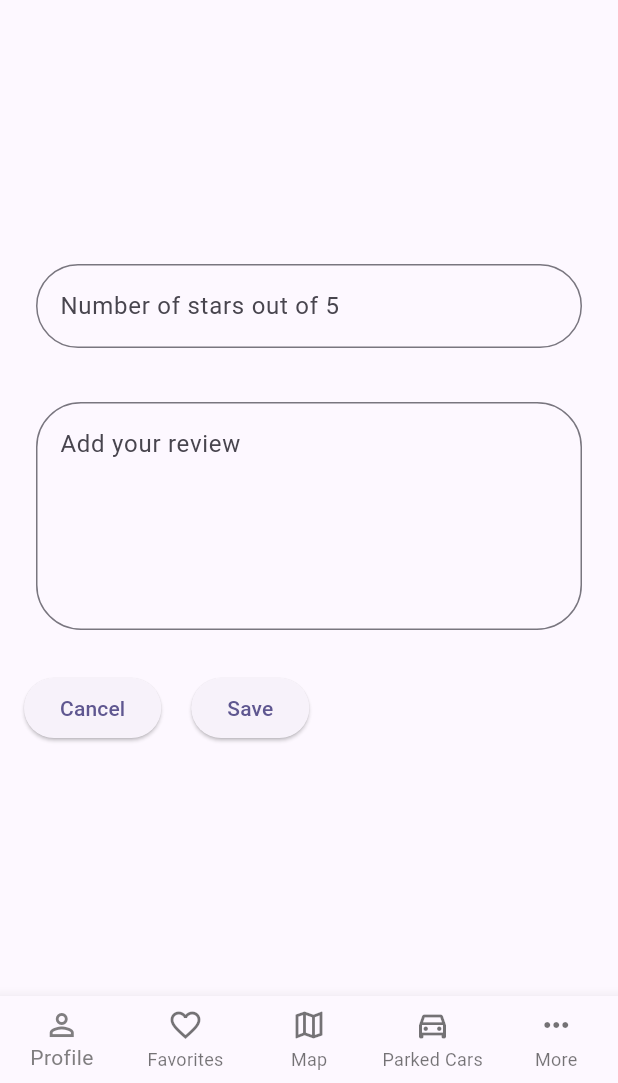
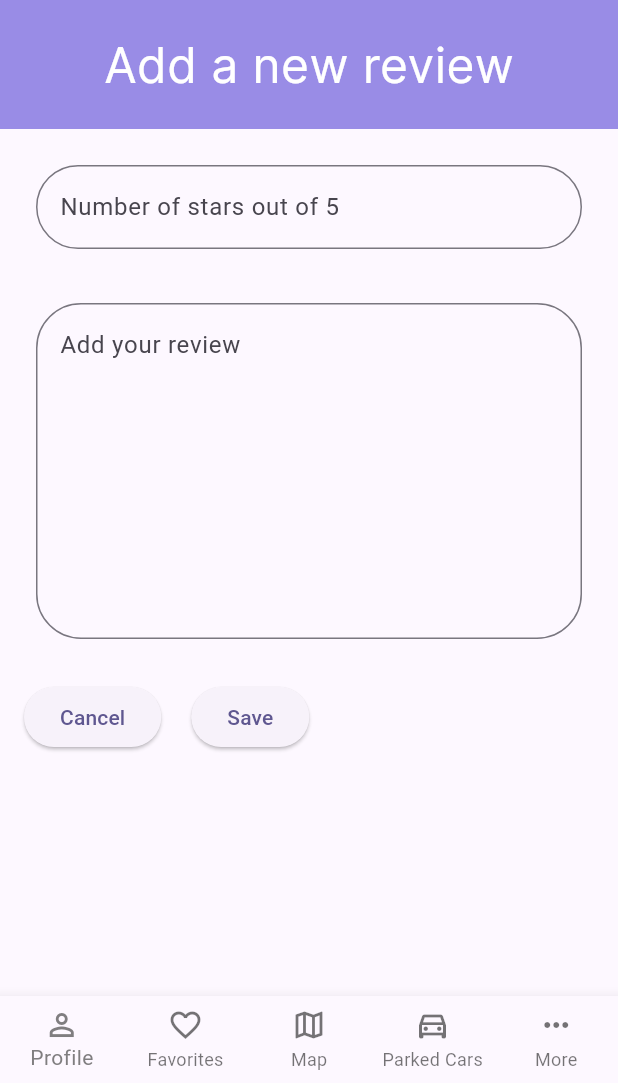
Before and after one commit to ntua-el20829/ParkNow, a Flutter app: the AddReview screen opened directly with empty values, on a phone screen of 412 x 824 dp, the part 153-1236 px from its top. Run offline on Flutter 3.47's test engine with Material 3 defaults, Android fonts, the phone set to English and light mode, and no system bars; our stand-ins replace flutter_rating_bar, flutter_secure_storage, flutter_svg; missing offline and left inert: jwt_decode; accounts and stored records are empty.

Commit message:
fixed pixel overflow

```diff
--- a/lib/screens/add_review.dart
+++ b/lib/screens/add_review.dart
@@ -119,7 +119,28 @@ class _AddReviewState extends State<AddReview> {
         backgroundColor: Colors.white,
       ),
 
-        body: Padding(
+        body: ListView(
+        children: [
+
+
+          Container(
+              padding: EdgeInsets.all(20.0),
+              child: Center(
+                child: Text("Add a new review",
+                  style: TextStyle(
+                  fontFamily: "Inter",
+                  fontWeight: FontWeight.w400,
+                  fontSize: 32,
+                  color: Colors.white,
+                )
+              )),
+              color: const Color.fromRGBO(153, 140, 230, 1),
+            ),
+
+
+        // Review Form
+
+        Padding(
         padding: const EdgeInsets.all(16.0),
         child: Form(
           key: _formKey,
@@ -160,7 +181,7 @@ class _AddReviewState extends State<AddReview> {
               Padding(
                 padding: const EdgeInsets.all(8.0),
                 child: TextFormField(
-                  maxLines: 5,
+                  maxLines: 8,
                   // The validator receives the text that the user has entered.
                   validator: (value) {
                   if (value == null || value.isEmpty) {
@@ -206,6 +227,8 @@ class _AddReviewState extends State<AddReview> {
           ),
         ),
         ),
+        ]
+        ),
 
         bottomNavigationBar: BottomNavigationBar(
         items: const <BottomNavigationBarItem>[
```
